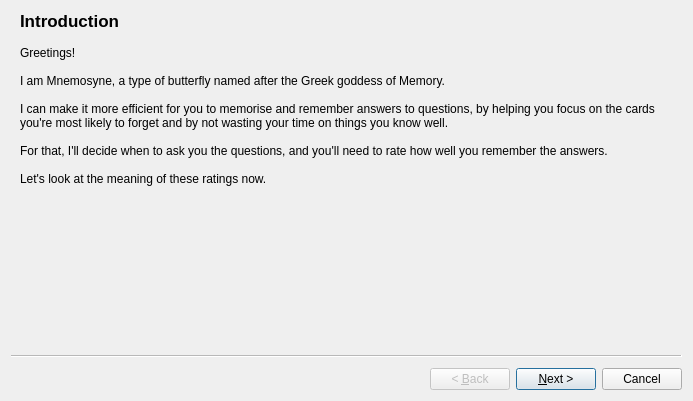
The window that mnemosyne/mnemosyne/pyqt_ui/getting_started_dlg.ui (mnemosyne-proj/mnemosyne) describes before a commit, drawn with Qt 5.
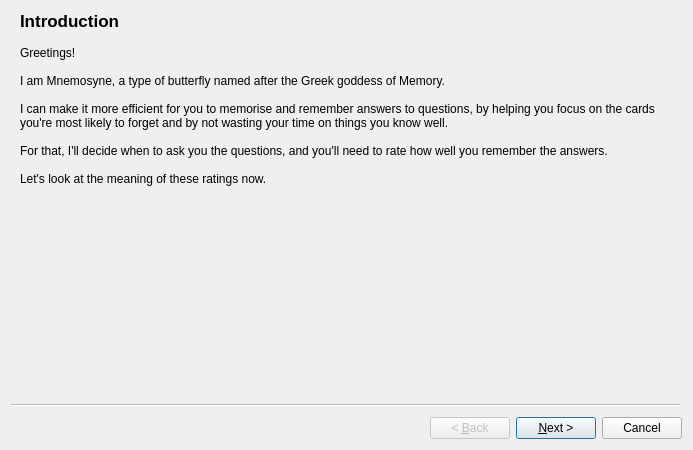
The same window after the commit.

What changed in the file:
```diff
--- a/mnemosyne/mnemosyne/pyqt_ui/getting_started_dlg.ui
+++ b/mnemosyne/mnemosyne/pyqt_ui/getting_started_dlg.ui
@@ -7,13 +7,13 @@
     <x>0</x>
     <y>0</y>
     <width>693</width>
-    <height>401</height>
+    <height>450</height>
    </rect>
   </property>
   <property name="minimumSize">
    <size>
     <width>600</width>
-    <height>380</height>
+    <height>450</height>
    </size>
   </property>
   <property name="windowTitle">
```
Left out of the diff: 21 changed lines with no effect on the pictures.
